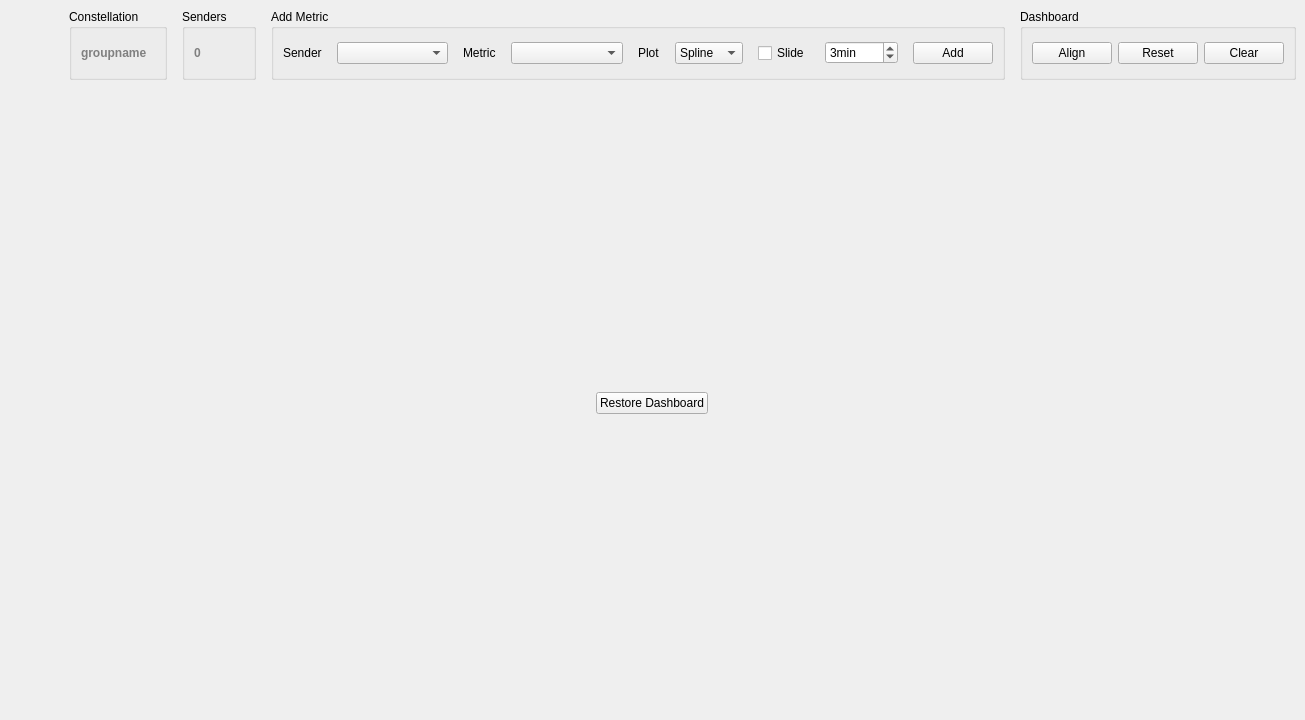
First picture: the form in cxx/listeners/TelemetryConsole/TelemetryConsole.ui, repository constellation-daq/Constellation, before the edit.
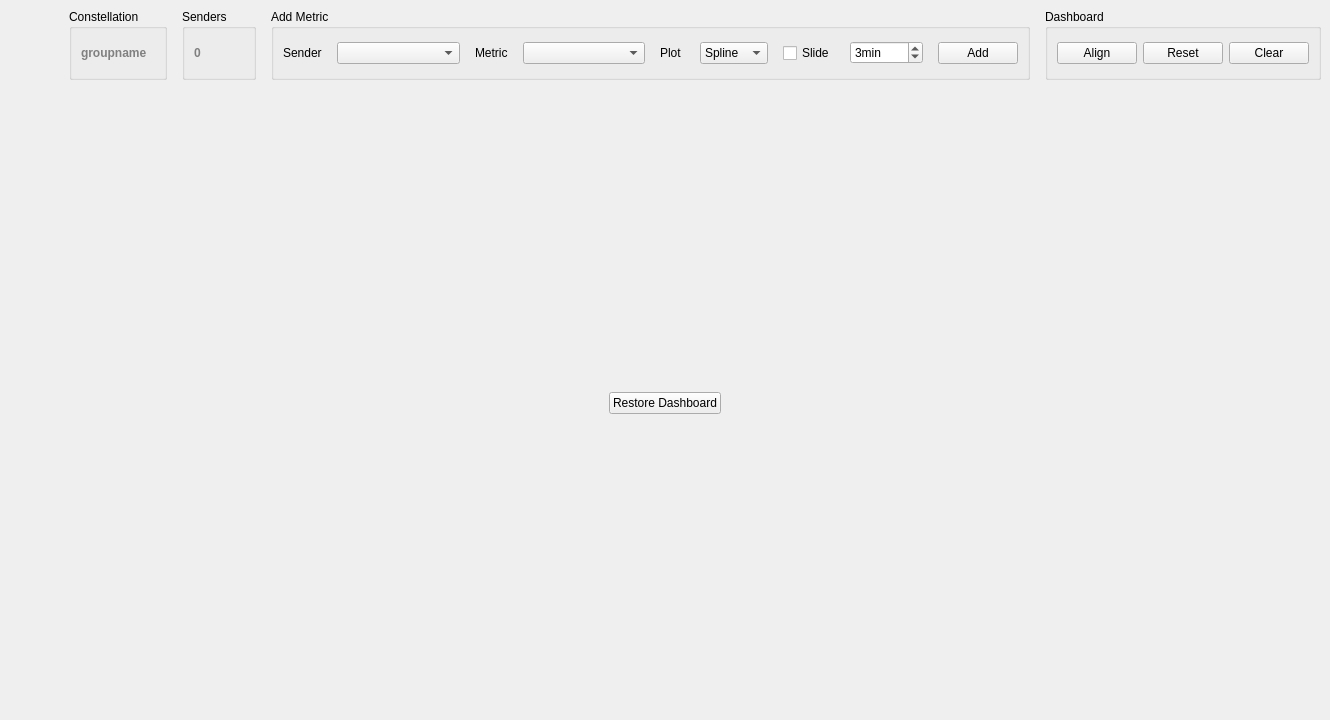
Second picture: the form after the edit. Icons and pictures are not drawn.

Commit message: cxx/listen/tc: increase icon size

Patch:
```diff
--- a/cxx/listeners/TelemetryConsole/TelemetryConsole.ui
+++ b/cxx/listeners/TelemetryConsole/TelemetryConsole.ui
@@ -6,7 +6,7 @@
    <rect>
     <x>0</x>
     <y>0</y>
-    <width>1305</width>
+    <width>1330</width>
     <height>720</height>
    </rect>
   </property>
@@ -155,7 +155,7 @@
           <rect>
            <x>0</x>
            <y>0</y>
-           <width>1285</width>
+           <width>1310</width>
            <height>588</height>
           </rect>
          </property>
@@ -175,6 +175,12 @@
              <iconset resource="../../constellation/gui/Constellation.qrc">
               <normaloff>:/action/reset</normaloff>:/action/reset</iconset>
             </property>
+            <property name="iconSize">
+             <size>
+              <width>20</width>
+              <height>20</height>
+             </size>
+            </property>
            </widget>
           </item>
          </layout>
@@ -307,6 +313,12 @@
               <iconset resource="../../constellation/gui/Constellation.qrc">
                <normaloff>:/action/add</normaloff>:/action/add</iconset>
              </property>
+             <property name="iconSize">
+              <size>
+               <width>20</width>
+               <height>20</height>
+              </size>
+             </property>
             </widget>
            </item>
           </layout>
@@ -327,6 +339,12 @@
               <iconset resource="../../constellation/gui/Constellation.qrc">
                <normaloff>:/action/align</normaloff>:/action/align</iconset>
              </property>
+             <property name="iconSize">
+              <size>
+               <width>20</width>
+               <height>20</height>
+              </size>
+             </property>
             </widget>
            </item>
            <item>
@@ -338,6 +356,12 @@
               <iconset resource="../../constellation/gui/Constellation.qrc">
                <normaloff>:/action/reset</normaloff>:/action/reset</iconset>
              </property>
+             <property name="iconSize">
+              <size>
+               <width>20</width>
+               <height>20</height>
+              </size>
+             </property>
             </widget>
            </item>
            <item>
@@ -349,6 +373,12 @@
               <iconset resource="../../constellation/gui/Constellation.qrc">
                <normaloff>:/action/delete</normaloff>:/action/delete</iconset>
              </property>
+             <property name="iconSize">
+              <size>
+               <width>20</width>
+               <height>20</height>
+              </size>
+             </property>
             </widget>
            </item>
           </layout>
```
Left out of the diff: 2 changed lines with no effect on the pictures.
